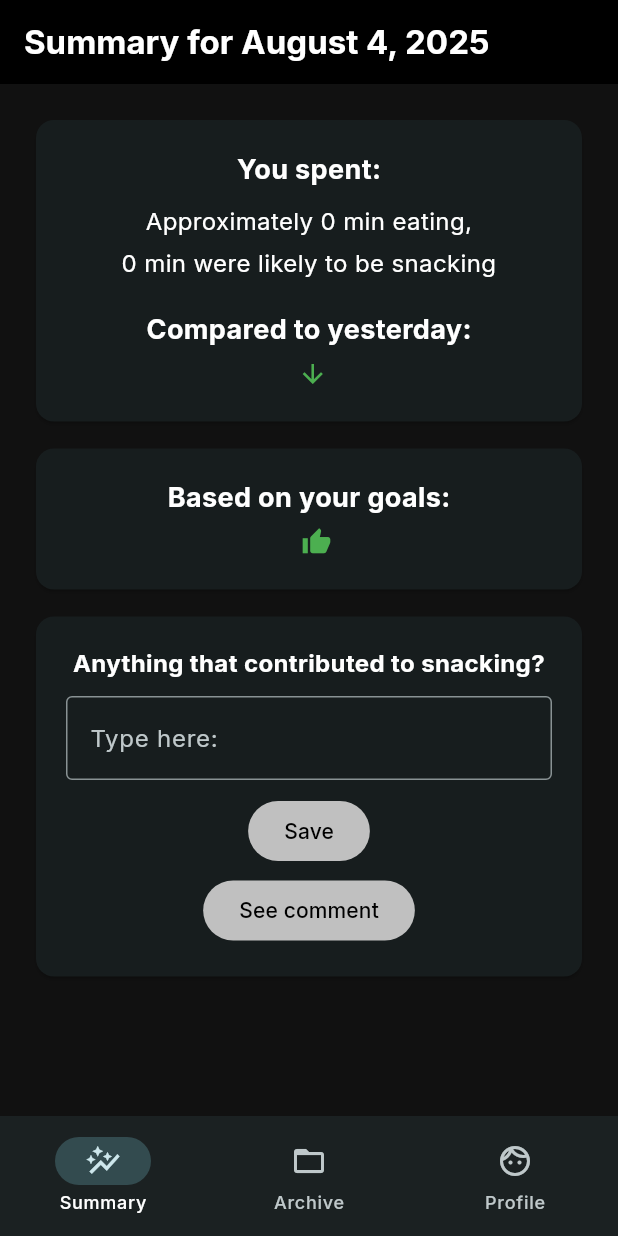
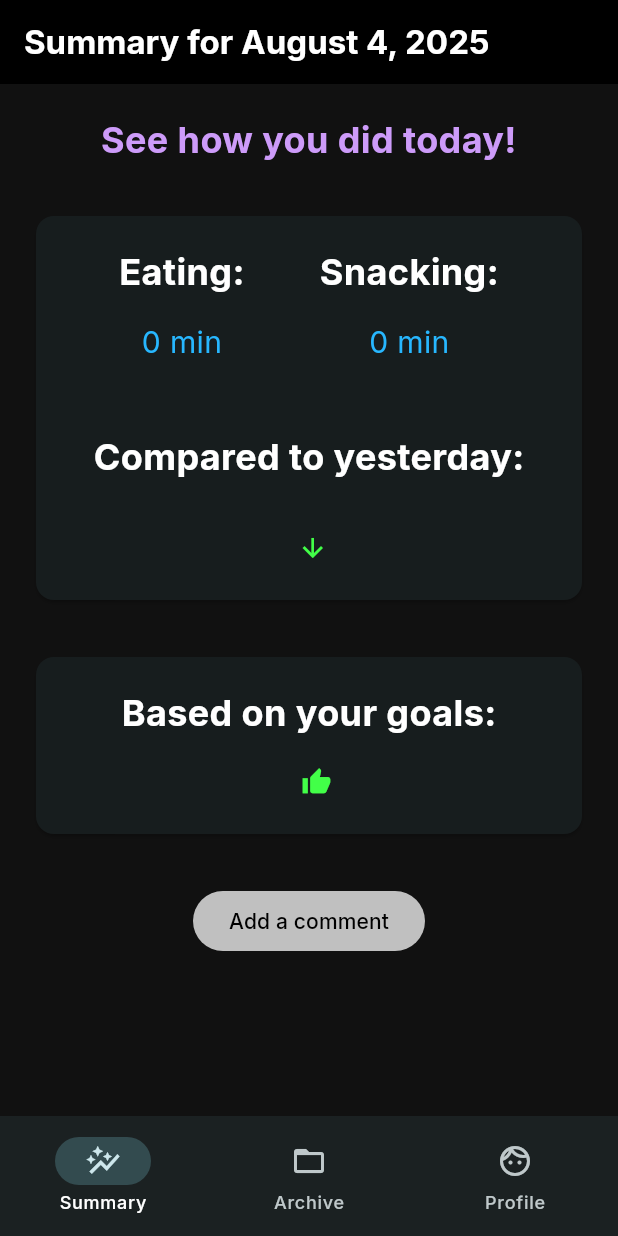
Before and after one commit to aretalee/Snacked, a Flutter app: the SummaryPage screen opened by its route, on a phone screen of 412 x 824 dp. Run offline on Flutter 3.47's test engine with Material 3 defaults, Android fonts, the phone set to English and light mode, and no system bars; our stand-ins replace cloud_firestore, firebase_auth, firebase_core, flex_color_scheme, go_router, google_fonts and 3 more; accounts and stored records are empty; statements that could not run were skipped.

Commit message:
updated view for summary pages

```diff
--- a/tracking_app/lib/routing/nav_router.dart
+++ b/tracking_app/lib/routing/nav_router.dart
@@ -25,9 +25,9 @@ import '../ui/sign_in_prompt/widgets/sign_in_prompt_screen.dart';
 import '../ui/signup/widgets/sign_up_screen.dart';
 import '../ui/signup/view_model/sign_up_vm.dart';
 import '../ui/summary/widgets/home_screen.dart';
-import '../ui/summary/widgets/home_screen.dart';
 import '../ui/summary/widgets/summary_screen.dart';
 import '../ui/summary/widgets/no_data_screen.dart';
+import '../ui/summary/widgets/comment_screen.dart';
 import '../ui/summary/view_model/summary_vm.dart';
 import '../ui/auth/view_model/auth_vm.dart';
 
@@ -70,6 +70,10 @@ GoRouter router(AuthRepository auth) => GoRouter(
             GoRoute(
               path: 'noData',
               builder: (context, state) => NoDataSummary(),
+            ),
+            GoRoute(
+              path: 'comments',
+              builder: (context, state) => CommentPage(viewModel: summaryVM),
             ),
           ]
         ),
--- a/tracking_app/lib/ui/archive/widgets/archive_screen.dart
+++ b/tracking_app/lib/ui/archive/widgets/archive_screen.dart
@@ -101,8 +101,8 @@ class _ArchivePageState extends State<ArchivePage> {
             FilledButton(
               onPressed: () async {
                 if (await widget.viewModel.getFromStorage()) {
-                  context.go('/archive/pastReport');
-                } else { context.go('/archive/notFound'); }
+                  context.push('/archive/pastReport');
+                } else { context.push('/archive/notFound'); }
               },
               child: Padding(
                 padding: const EdgeInsets.all(15.0),
--- a/tracking_app/lib/ui/profile/widgets/profile_screen.dart
+++ b/tracking_app/lib/ui/profile/widgets/profile_screen.dart
@@ -35,12 +35,12 @@ class _ProfilePageState extends State<ProfilePage> {
             Text('${widget.viewModel.getName()}', style: TextStyle(fontSize: 20, fontWeight: FontWeight.bold), textAlign: TextAlign.center),
             const SizedBox(height:45),
             FilledButton(
-              onPressed: () => context.go('/profile/setGoals'),
+              onPressed: () => context.push('/profile/setGoals'),
               child: const Text('Set Daily Goal'),
             ),
             const SizedBox(height:15),
             FilledButton(
-              onPressed: () => context.go('/profile/export'),
+              onPressed: () => context.push('/profile/export'),
               child: const Text('Export Data'),
             ),
             const SizedBox(height:15),
@@ -55,7 +55,7 @@ class _ProfilePageState extends State<ProfilePage> {
             ),
             const SizedBox(height:15),
             FilledButton(
-              onPressed: () => context.go('/profile/info'),
+              onPressed: () => context.push('/profile/info'),
               child: const Text('About Snacked'),
             ),
             const SizedBox(height:15),
--- a/tracking_app/lib/ui/summary/widgets/prompt_screen.dart
+++ b/tracking_app/lib/ui/summary/widgets/prompt_screen.dart
@@ -17,7 +17,7 @@ class _PromptPageState extends State<PromptPage> {
   Widget build(BuildContext context) {
     return Dialog.fullscreen(
       child: Padding(
-        padding: const EdgeInsets.all(30.0),
+        padding: const EdgeInsets.all(35.0),
         child: Column(
           mainAxisAlignment: MainAxisAlignment.center,
           mainAxisSize: MainAxisSize.min,
--- a/tracking_app/lib/ui/summary/widgets/summary_screen.dart
+++ b/tracking_app/lib/ui/summary/widgets/summary_screen.dart
@@ -1,4 +1,5 @@
 import 'package:flutter/material.dart';
+import 'package:go_router/go_router.dart';
 import 'package:intl/intl.dart';
 
 import 'package:Snacked/ui/summary/view_model/summary_vm.dart';
@@ -15,7 +16,6 @@ import 'package:Snacked/ui/archive/view_model/archive_vm.dart';
  }
 
 class _SummaryPageState extends State<SummaryPage> {
-  final TextEditingController _commentsController = TextEditingController();
 
   @override
   Widget build(BuildContext context) {
@@ -27,102 +27,78 @@ class _SummaryPageState extends State<SummaryPage> {
           padding: const EdgeInsets.all(20.0),
           child: Column(
             children: [
+              Text('See how you did today!', style: TextStyle(fontSize: 24, fontWeight: FontWeight.bold, color: Color.fromARGB(255, 205, 155, 249)), textAlign: TextAlign.center),
+              const SizedBox(height:30),
               Card(
                 child: Padding(
                   padding: const EdgeInsets.all(20.0),
                   child: Column(
                     children: [
-                      Text('You spent:', style: TextStyle(fontSize: 18, fontWeight: FontWeight.bold)),
-                      const SizedBox(height:10),
-                      Text('Approximately ${widget.viewModelA.eating} min eating,', style: TextStyle(fontSize: 16), textAlign: TextAlign.center),
-                      const SizedBox(height:5),
-                      Text('${widget.viewModelA.snacking} min were likely to be snacking', style: TextStyle(fontSize: 16), textAlign: TextAlign.center),
-                      const SizedBox(height:20),
-                      Text('Compared to yesterday:', style: TextStyle(fontSize: 18, fontWeight: FontWeight.bold)),
-                      const SizedBox(height:5),
                       Row(
                         mainAxisAlignment: MainAxisAlignment.center,
                         children: [
-                          Text(widget.viewModelA.comparison, style: TextStyle(fontSize: 16)), // need to figure out icon logic
+                          Column(
+                            children: [
+                              Text('Eating:', style: TextStyle(fontSize: 24, fontWeight: FontWeight.bold), textAlign: TextAlign.center),
+                              const SizedBox(height:15),
+                              Text('${widget.viewModelA.eating} min', style: TextStyle(fontSize: 20, color: const Color.fromARGB(255, 39, 183, 255)), textAlign: TextAlign.center),
+                            ]
+                          ),
+                          const SizedBox(width:50),
+                          Column(
+                            children: [
+                              Text('Snacking:', style: TextStyle(fontSize: 24, fontWeight: FontWeight.bold), textAlign: TextAlign.center),
+                              const SizedBox(height:15),
+                              Text('${widget.viewModelA.snacking} min', style: TextStyle(fontSize: 20, color: Color.fromARGB(255, 39, 183, 255)), textAlign: TextAlign.center),
+                            ]
+                          )
+                        ]
+                      ),
+                      const SizedBox(height:45),
+                      Text('Compared to yesterday:', style: TextStyle(fontSize: 24, fontWeight: FontWeight.bold)),
+                      const SizedBox(height:30),
+                      Row(
+                        mainAxisAlignment: MainAxisAlignment.center,
+                        children: [
+                          (widget.viewModelA.compIcon && !widget.viewModelA.noDiff) ? Text(widget.viewModelA.comparison, style: TextStyle(fontSize: 20, color: Color.fromARGB(255, 66, 255, 72)))
+                          : (widget.viewModelA.noDiff ? Text(widget.viewModelA.comparison, style: TextStyle(fontSize: 20, fontStyle: FontStyle.italic))
+                          : Text(widget.viewModelA.comparison, style: TextStyle(fontSize: 20, color: Color.fromARGB(255, 255, 86, 73)))),
                           const SizedBox(width:5),
-                          (widget.viewModelA.compIcon && !widget.viewModelA.noDiff) ? Icon(Icons.arrow_downward, color: Colors.green, size: 20,)
+                          (widget.viewModelA.compIcon && !widget.viewModelA.noDiff) ? Icon(Icons.arrow_downward, color: Color.fromARGB(255, 66, 255, 72), size: 20,)
                           : (widget.viewModelA.noDiff ? Icon(Icons.swap_vert, color: Colors.white, size: 20,)
-                          : Icon(Icons.arrow_upward, color: Colors.red, size: 20,) )
+                          : Icon(Icons.arrow_upward, color: Color.fromARGB(255, 255, 86, 73), size: 20,))
                         ]
                       ),
                     ],
                   ),
                 ),
               ),
-              const SizedBox(height:10),
+              const SizedBox(height:30),
               Card(
                 child: Padding(
                   padding: const EdgeInsets.all(20.0),
                   child: Column(
                     children: [
-                      Text('Based on your goals:', style: TextStyle(fontSize: 18, fontWeight: FontWeight.bold)),
-                      const SizedBox(height:5),
+                      Text('Based on your goals:', style: TextStyle(fontSize: 24, fontWeight: FontWeight.bold)),
+                      const SizedBox(height:15),
                       Row(
                         mainAxisAlignment: MainAxisAlignment.center,
                         children: [
-                          Text(widget.viewModelA.onTrack, style: TextStyle(fontSize: 16)),
+                          (widget.viewModelA.progressIcon) ? Text(widget.viewModelA.onTrack, style: TextStyle(fontSize: 20, color: Color.fromARGB(255, 66, 255, 72)))
+                          : Text(widget.viewModelA.onTrack, style: TextStyle(fontSize: 20, color: Colors.yellow)),
                           const SizedBox(width:10),
-                          (widget.viewModelA.progressIcon) ? Icon(Icons.thumb_up, color: Colors.green, size: 20,)
-                          : Icon(Icons.warning, color: Colors.blue, size: 20,)
+                          (widget.viewModelA.progressIcon) ? Icon(Icons.thumb_up, color: Color.fromARGB(255, 66, 255, 72), size: 20,)
+                          : Icon(Icons.warning, color: Colors.yellow, size: 20,)
                         ]
                       ),
                     ]
                   ),
                 ),
               ),
-              const SizedBox(height:10),
-              Card(
-                child: Padding(
-                  padding: const EdgeInsets.all(20.0),
-                  child: Column(
-                    children: [
-                      Text('Anything that contributed to snacking?', style: TextStyle(fontSize: 16, fontWeight: FontWeight.bold), textAlign: TextAlign.center),
-                      const SizedBox(height:10),
-                      TextField(
-                        controller: _commentsController,
-                        decoration: InputDecoration(
-                          border: OutlineInputBorder(),
-                          hintText: 'Type here: ',
-                        ),
-                      ),
-                      const SizedBox(height:10),
-                      FilledButton(
-                        onPressed: () async {
-                          if (await widget.viewModel.updateComments(_commentsController.text)) {
-                            ScaffoldMessenger.of(context).showSnackBar(SnackBar(
-                                content: Text('Commment saved.', style: TextStyle(fontSize: 16, color:Colors.green, fontWeight: FontWeight.bold), textAlign: TextAlign.center),
-                                duration: const Duration(seconds: 1),
-                              )
-                            );
-                          } else  {
-                            ScaffoldMessenger.of(context).showSnackBar(SnackBar(
-                                content: Text('Unable to save comment.', style: TextStyle(fontSize: 16, color:Colors.red, fontWeight: FontWeight.bold), textAlign: TextAlign.center),
-                                duration: const Duration(seconds: 1),
-                              )
-                            );
-                          }
-                        },
-                        child: const Text('Save'),
-                      ),
-                      const SizedBox(height:5),
-                      FilledButton(
-                        onPressed: () async {
-                          final savedComment = await widget.viewModel.comment;
-                          ScaffoldMessenger.of(context).showSnackBar(SnackBar(
-                            content: Text('$savedComment', style: TextStyle(fontSize: 16, fontWeight: FontWeight.bold), textAlign: TextAlign.center),
-                            duration: const Duration(seconds: 2),
-                          ));
-                        },
-                        child: const Text('See comment'),
-                      ),
-                    ]
-                  ),
-                ),
+              const SizedBox(height:30),
+              FilledButton(
+                onPressed: () => context.push('/home/comments'),
+                child: const Text('Add a comment'),
               ),
             ],
           )
```
Also changed, not shown: tracking_app/lib/ui/archive/view_model/archive_vm.dart (+8 -1 lines), tracking_app/lib/ui/archive/widgets/past_summary_screen.dart (+35 -21 lines), tracking_app/lib/ui/summary/widgets/comment_screen.dart (added, +74 -0 lines).
